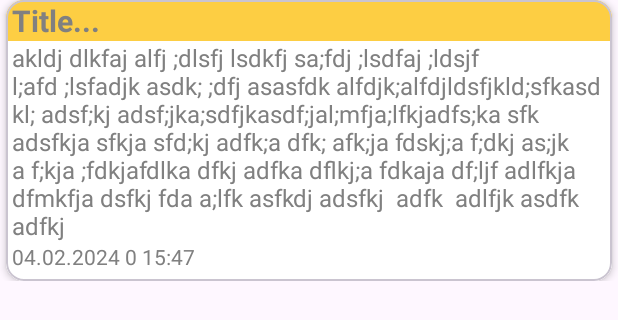
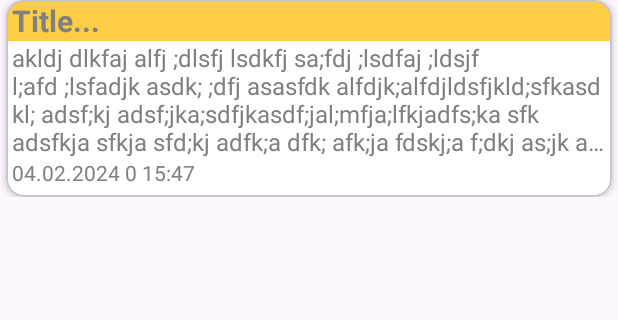
Before and after one commit to amv0107/MySuperNotes, an Android app: the layout item_note_list.xml on its own in the app's theme, with its tools: preview values and no code run, on a phone screen of 412 x 824 dp. Shown: the top 320 px of the screen. Run offline under Robolectric (Android 15) with nearby library versions, the phone set to English and light mode, and no system bars.

Commit message:
fix SN_B_10

```diff
--- a/app/src/main/res/layout/item_note_list.xml
+++ b/app/src/main/res/layout/item_note_list.xml
@@ -54,7 +54,7 @@
                 android:layout_width="match_parent"
                 android:layout_height="wrap_content"
                 android:ellipsize="end"
-                android:maxLines="7"
+                android:maxLines="4"
                 android:paddingHorizontal="4dp"
                 android:textColor="?attr/textColorAppFromTheme"
                 android:textSize="16sp"
```
